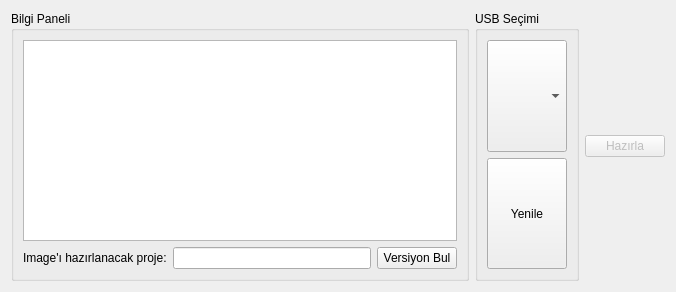
First picture: the form in ui/image_creator_screen.ui, repository cihansenyuz/system_controller, before the edit.
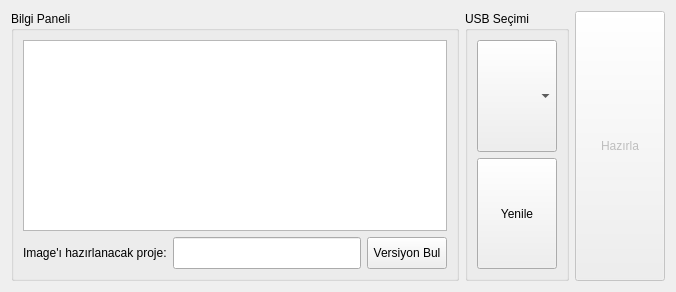
Second picture: the form after the edit.

What changed in the file:
```diff
--- a/ui/image_creator_screen.ui
+++ b/ui/image_creator_screen.ui
@@ -13,13 +13,13 @@
   <property name="windowTitle">
    <string>Form</string>
   </property>
-  <layout class="QHBoxLayout" name="horizontalLayout">
+  <layout class="QHBoxLayout" name="horizontalLayout" stretch="5,1,1">
    <item>
     <widget class="QGroupBox" name="groupBox_3">
      <property name="title">
       <string>Bilgi Paneli</string>
      </property>
-     <layout class="QVBoxLayout" name="verticalLayout">
+     <layout class="QVBoxLayout" name="verticalLayout" stretch="6,1">
       <item>
        <widget class="QPlainTextEdit" name="infoMessages"/>
       </item>
@@ -97,6 +97,12 @@
      <property name="enabled">
       <bool>false</bool>
      </property>
+     <property name="sizePolicy">
+      <sizepolicy hsizetype="Minimum" vsizetype="Minimum">
+       <horstretch>0</horstretch>
+       <verstretch>0</verstretch>
+      </sizepolicy>
+     </property>
      <property name="text">
       <string>Hazırla</string>
      </property>
```
